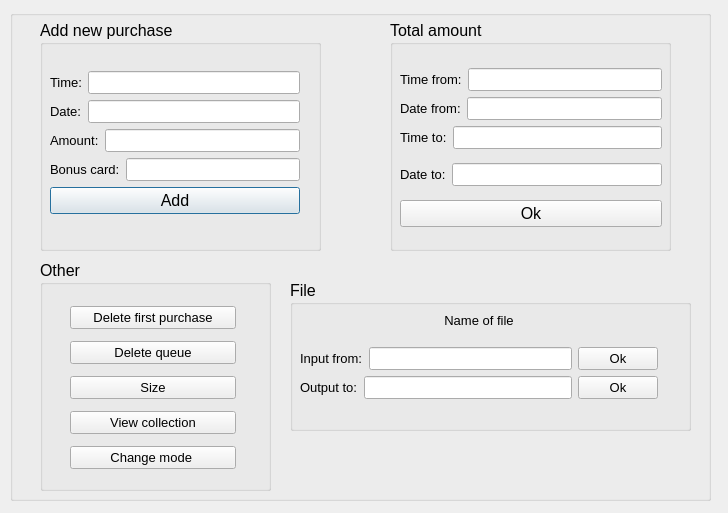
Qt form bc_window.ui (MedvedisUrala/Lab1) before a commit.
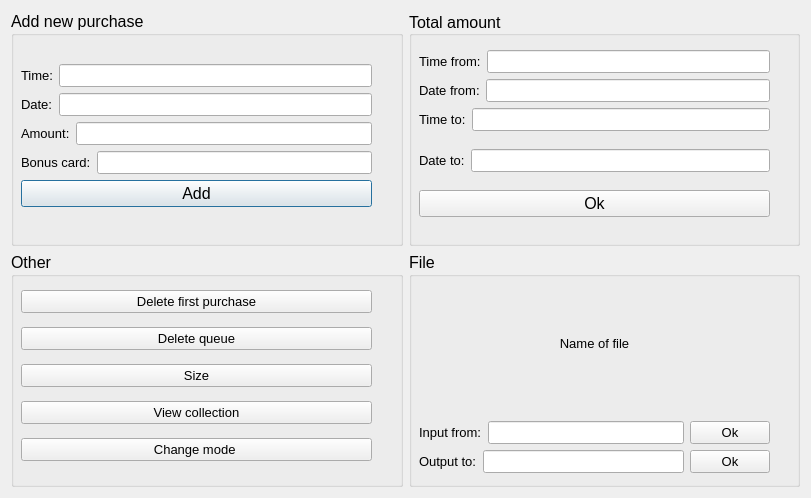
The same form after that commit.

```diff
--- a/bc_window.ui
+++ b/bc_window.ui
@@ -6,34 +6,18 @@
    <rect>
     <x>0</x>
     <y>0</y>
-    <width>728</width>
-    <height>513</height>
+    <width>811</width>
+    <height>498</height>
    </rect>
   </property>
   <property name="windowTitle">
    <string>Dialog</string>
   </property>
-  <widget class="QGroupBox" name="groupBox_10">
-   <property name="geometry">
-    <rect>
-     <x>10</x>
-     <y>10</y>
-     <width>701</width>
-     <height>491</height>
-    </rect>
-   </property>
-   <property name="title">
-    <string/>
-   </property>
+  <layout class="QVBoxLayout" name="verticalLayout">
+   <item>
+    <layout class="QHBoxLayout" name="horizontalLayout">
+     <item>
    <widget class="QGroupBox" name="groupBox_5">
-    <property name="geometry">
-     <rect>
-      <x>30</x>
-      <y>10</y>
-      <width>281</width>
-      <height>231</height>
-     </rect>
-    </property>
     <property name="font">
      <font>
       <pointsize>12</pointsize>
@@ -46,9 +30,9 @@
      <property name="geometry">
       <rect>
        <x>10</x>
-       <y>30</y>
-       <width>250</width>
-       <height>185</height>
+          <y>34</y>
+          <width>351</width>
+          <height>181</height>
       </rect>
      </property>
      <layout class="QVBoxLayout" name="verticalLayout_7">
@@ -170,15 +154,9 @@
      </layout>
     </widget>
    </widget>
+     </item>
+     <item>
    <widget class="QGroupBox" name="groupBox_7">
-    <property name="geometry">
-     <rect>
-      <x>380</x>
-      <y>10</y>
-      <width>281</width>
-      <height>231</height>
-     </rect>
-    </property>
     <property name="font">
      <font>
       <pointsize>12</pointsize>
@@ -187,13 +165,16 @@
     <property name="title">
      <string>Total amount</string>
     </property>
+       <property name="alignment">
+        <set>Qt::AlignLeading|Qt::AlignLeft|Qt::AlignVCenter</set>
+       </property>
     <widget class="QWidget" name="layoutWidget_3">
      <property name="geometry">
       <rect>
        <x>10</x>
-       <y>40</y>
-       <width>262</width>
-       <height>178</height>
+          <y>27</y>
+          <width>351</width>
+          <height>191</height>
       </rect>
      </property>
      <layout class="QVBoxLayout" name="verticalLayout_11">
@@ -314,15 +295,13 @@
      </layout>
     </widget>
    </widget>
+     </item>
+    </layout>
+   </item>
+   <item>
+    <layout class="QHBoxLayout" name="horizontalLayout_2">
+     <item>
    <widget class="QGroupBox" name="groupBox_8">
-    <property name="geometry">
-     <rect>
-      <x>30</x>
-      <y>250</y>
-      <width>231</width>
-      <height>231</height>
-     </rect>
-    </property>
     <property name="font">
      <font>
       <pointsize>12</pointsize>
@@ -334,10 +313,10 @@
     <widget class="QWidget" name="layoutWidget_4">
      <property name="geometry">
       <rect>
-       <x>30</x>
-       <y>40</y>
-       <width>166</width>
-       <height>180</height>
+          <x>10</x>
+          <y>30</y>
+          <width>351</width>
+          <height>191</height>
       </rect>
      </property>
      <layout class="QVBoxLayout" name="verticalLayout_13">
@@ -404,15 +383,9 @@
      </layout>
     </widget>
    </widget>
+     </item>
+     <item>
    <widget class="QGroupBox" name="groupBox_9">
-    <property name="geometry">
-     <rect>
-      <x>280</x>
-      <y>270</y>
-      <width>401</width>
-      <height>151</height>
-     </rect>
-    </property>
     <property name="font">
      <font>
       <pointsize>12</pointsize>
@@ -426,8 +399,8 @@
       <rect>
        <x>10</x>
        <y>20</y>
-       <width>358</width>
-       <height>99</height>
+          <width>351</width>
+          <height>201</height>
       </rect>
      </property>
      <layout class="QVBoxLayout" name="verticalLayout_14">
@@ -523,7 +496,10 @@
      </layout>
     </widget>
    </widget>
-  </widget>
+     </item>
+    </layout>
+   </item>
+  </layout>
  </widget>
  <resources/>
  <connections/>
```
Lines whose indentation alone changed are shown as unchanged.
